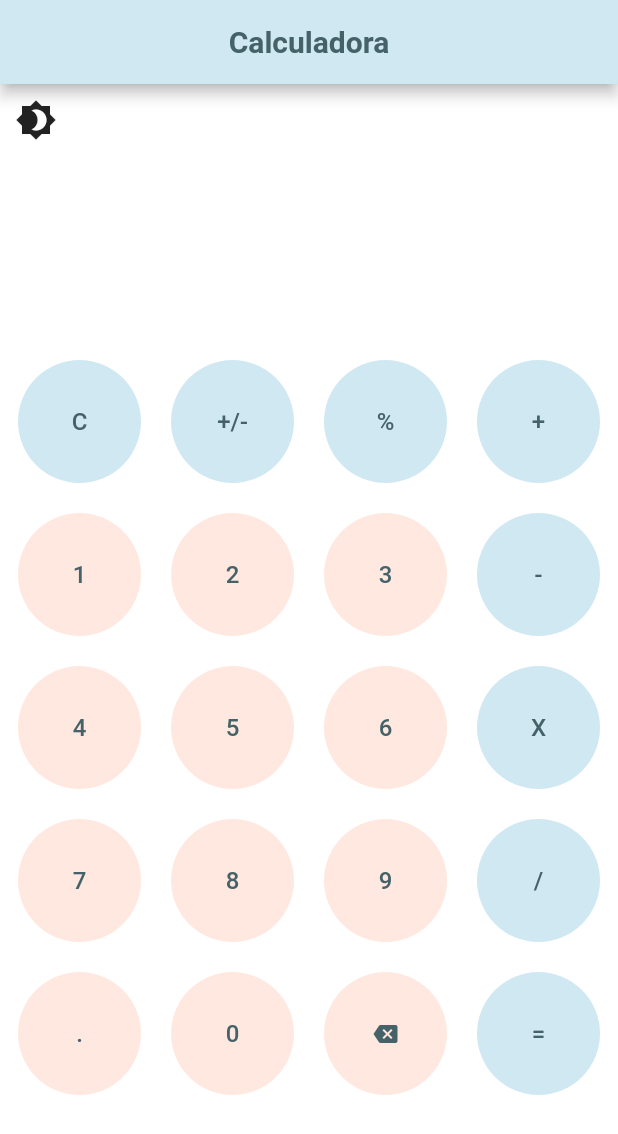
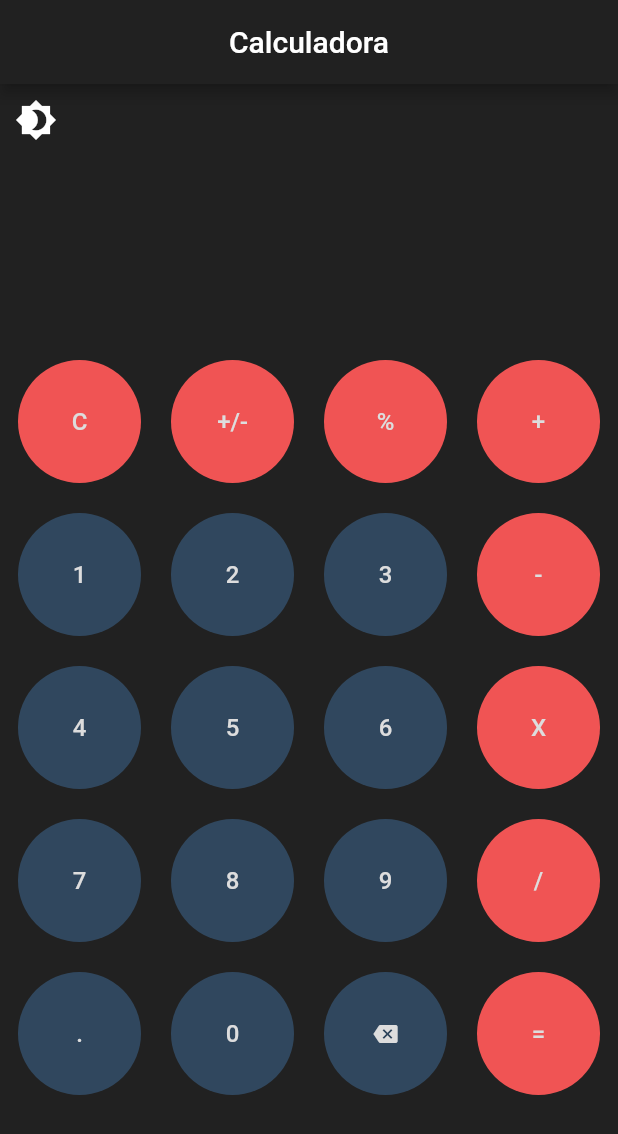
Before and after one commit to Misas10/Calculadora-Flutter, a Flutter app: the screen it shows after launch, after a tap on the "brightness 4" icon, on a phone screen of 412 x 824 dp. Shown: the top 1134 px of the screen. Run offline on Flutter 3.47's test engine with Material 2 defaults, Android fonts, the phone set to English and light mode, and no system bars; our stand-ins replace shared_preferences.

Commit message:
bugs fixed and persistent theme added

```diff
--- a/lib/main.dart
+++ b/lib/main.dart
@@ -8,7 +8,13 @@ void main() {
   runApp(MyApp());
 }
 
-class MyApp extends StatelessWidget {
+class MyApp extends StatefulWidget {
+  @override
+  State<MyApp> createState() => _MyAppState();
+}
+
+class _MyAppState extends State<MyApp> {
+
   @override
   Widget build(BuildContext context) => MultiProvider(
         providers: [
@@ -17,10 +23,11 @@ class MyApp extends StatelessWidget {
         ],
         builder: (context, child) {
           final _themeProvider = Provider.of<ThemeProvider>(context);
+          _themeProvider.getTheme();
           return MaterialApp(
             theme: MyThemes.lightTheme,
             darkTheme: MyThemes.darkTheme,
-            themeMode: _themeProvider.themeMode,
+            themeMode: _themeProvider.theme,
             debugShowCheckedModeBanner: false,
             home: Interface(),
           );
--- a/lib/providers/theme_provider.dart
+++ b/lib/providers/theme_provider.dart
@@ -1,16 +1,42 @@
 import 'package:flutter/cupertino.dart';
+import 'package:flutter/foundation.dart';
 import 'package:flutter/material.dart';
+import 'package:shared_preferences/shared_preferences.dart';
+// import '../widgets/shared_preferences.dart';
 
 class ThemeProvider extends ChangeNotifier {
-  ThemeMode themeMode = ThemeMode.dark;
+  ThemeMode? theme;
 
-  bool get isDarkTheme => themeMode == ThemeMode.dark;
+  bool get isDarkTheme => theme == ThemeMode.dark;
 
-  void changeTheme() {
-    if (!isDarkTheme)
-      themeMode = ThemeMode.dark;
-    else
-      themeMode = ThemeMode.light;
+  getTheme() async {
+    final SharedPreferences _prefs = await SharedPreferences.getInstance();
+
+    bool? _isDarkTheme = _prefs.getBool("isDarkTheme");
+
+    if (_isDarkTheme != null) {
+      if (_isDarkTheme)
+        theme = ThemeMode.dark;
+      else
+        theme = ThemeMode.light;
+    }
+
+    notifyListeners();
+  }
+
+  void changeTheme() async {
+    final SharedPreferences _prefs = await SharedPreferences.getInstance();
+
+    bool? _isDarkTheme = _prefs.getBool("isDarkTheme");
+
+    if (isDarkTheme) {
+      theme = ThemeMode.light;
+      if (_isDarkTheme != null) _prefs.setBool("isDarkTheme", false);
+    } else {
+      theme = ThemeMode.dark;
+      if (_isDarkTheme != null) _prefs.setBool("isDarkTheme", true);
+    }
+
     notifyListeners();
   }
 }
--- a/lib/widgets/buttons.dart
+++ b/lib/widgets/buttons.dart
@@ -12,6 +12,8 @@ class Buttons extends StatefulWidget {
 // List of buttons in the calculator app
 
 class _ButtonsState extends State<Buttons> {
+  late bool isDarkTheme;
+
   final List<String> buttons = [
     "C", // 0
     "+/-", // 1
@@ -37,6 +39,7 @@ class _ButtonsState extends State<Buttons> {
 
   @override
   Widget build(BuildContext context) {
+    isDarkTheme = Provider.of<ThemeProvider>(context).isDarkTheme;
     // Create a GridView and
     // Allow us to change Tile's Cross and Main axix
     return StaggeredGridView.countBuilder(
@@ -46,7 +49,7 @@ class _ButtonsState extends State<Buttons> {
       itemCount: buttons.length,
       itemBuilder: (context, index) {
         return Container(
-          child: _buttons(context, buttons[index], index),
+          child: _buttons(buttons[index], index),
           padding: const EdgeInsets.all(10),
         );
       },
@@ -55,10 +58,8 @@ class _ButtonsState extends State<Buttons> {
       },
     );
   }
-}
 
-TextButton _buttons(BuildContext context, String buttonLabel, int index) {
-  final isDarkTheme = Provider.of<ThemeProvider>(context).isDarkTheme;
+  TextButton _buttons(String buttonLabel, int index) {
     var num = Provider.of<InputNumber>(context).num;
     return TextButton(
       onPressed: () {
@@ -77,7 +78,8 @@ TextButton _buttons(BuildContext context, String buttonLabel, int index) {
           // button 'C'
           case 0:
             {
-            return Provider.of<InputNumber>(context, listen: false).setNum("");
+              return Provider.of<InputNumber>(context, listen: false)
+                  .setNum("");
             }
 
           // button '+/-'
@@ -137,7 +139,7 @@ TextButton _buttons(BuildContext context, String buttonLabel, int index) {
         }
       },
       style: TextButton.styleFrom(
-      backgroundColor: _isOperator(buttonLabel, context, isDarkTheme),
+        backgroundColor: _isOperator(buttonLabel, isDarkTheme),
         shape: RoundedRectangleBorder(borderRadius: BorderRadius.circular(60)),
       ),
       child: _isDeleteButton(buttonLabel)
@@ -154,7 +156,7 @@ TextButton _buttons(BuildContext context, String buttonLabel, int index) {
     );
   }
 
-Color _isOperator(String value, BuildContext context, bool isDarkTheme) {
+  Color _isOperator(String value, bool isDarkTheme) {
     // For non-numbers buttons
     // And see if is dark theme or light theme
     // Setting differents colors for each theme
@@ -177,6 +179,7 @@ Color _isOperator(String value, BuildContext context, bool isDarkTheme) {
 
     return Color(0xff30475E);
   }
+}
 
 bool _isDeleteButton(String value) {
   if (value == "<") return false;
--- a/pubspec.yaml
+++ b/pubspec.yaml
@@ -32,6 +32,7 @@ dependencies:
   flutter_staggered_grid_view: ^0.4.0
   js: ^0.6.3
   font_awesome_flutter: ^9.1.0
+  shared_preferences: ^2.0.7
 
 dev_dependencies:
   flutter_test:
```
Also changed, not shown: lib/interface.dart (deleted), pubspec.lock. Lines whose indentation alone changed are shown as unchanged.
